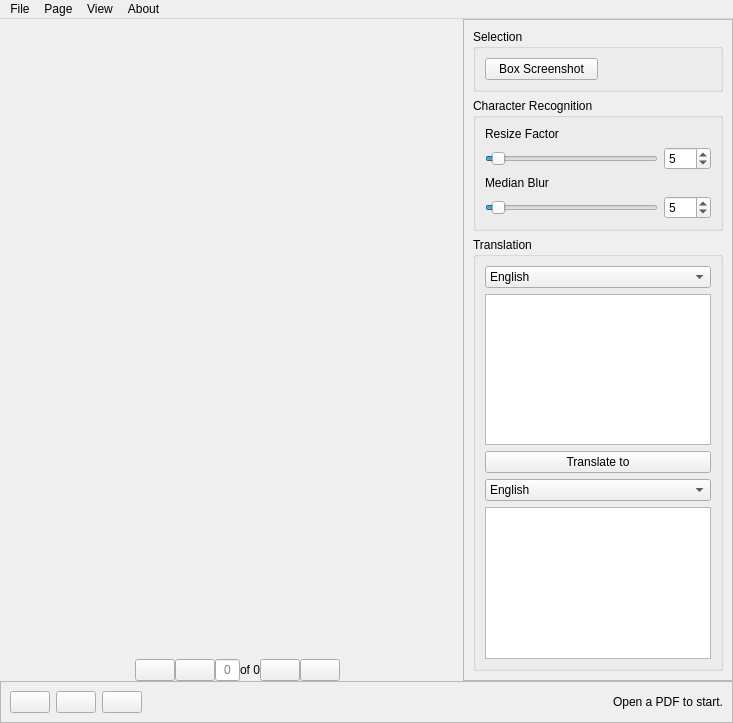
Old version of the form comic-lens/form.ui in the repository kylekce/Comic-Lens.
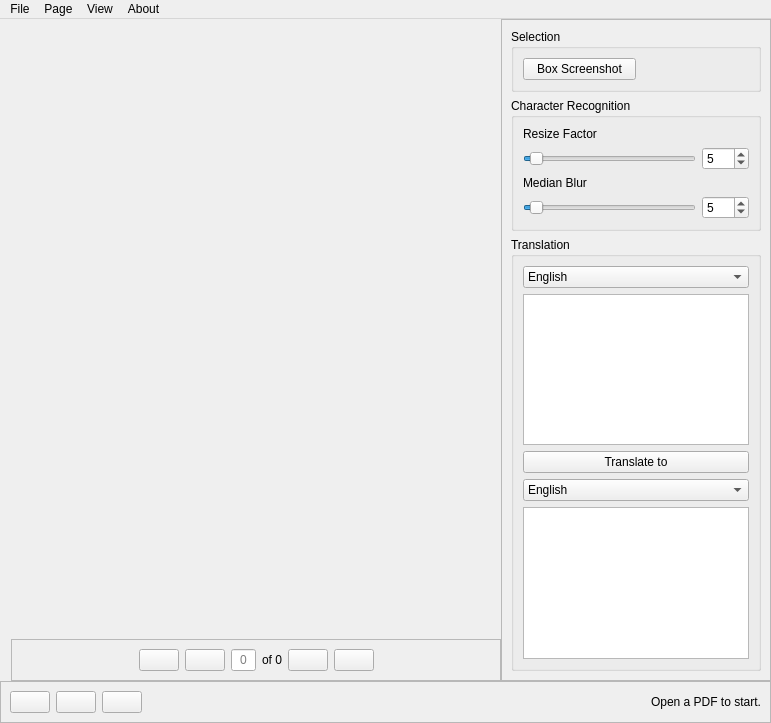
New version of the form. Icons and pictures are not drawn.

Patch:
```diff
--- a/comic-lens/form.ui
+++ b/comic-lens/form.ui
@@ -6,7 +6,7 @@
    <rect>
     <x>0</x>
     <y>0</y>
-    <width>733</width>
+    <width>766</width>
     <height>723</height>
    </rect>
   </property>
@@ -71,13 +71,22 @@
            <number>0</number>
           </property>
           <item>
+           <widget class="QFrame" name="page_navigation_frame">
+            <property name="frameShape">
+             <enum>QFrame::StyledPanel</enum>
+            </property>
+            <property name="frameShadow">
+             <enum>QFrame::Raised</enum>
+            </property>
+            <layout class="QHBoxLayout" name="horizontalLayout_5">
+             <item>
            <spacer name="horizontalSpacer_3">
             <property name="orientation">
              <enum>Qt::Horizontal</enum>
             </property>
             <property name="sizeHint" stdset="0">
              <size>
-              <width>40</width>
+                 <width>103</width>
               <height>20</height>
              </size>
             </property>
@@ -205,11 +214,14 @@
             </property>
             <property name="sizeHint" stdset="0">
              <size>
-              <width>40</width>
+                 <width>102</width>
               <height>20</height>
              </size>
             </property>
            </spacer>
+             </item>
+            </layout>
+           </widget>
           </item>
          </layout>
         </item>
@@ -625,7 +637,7 @@
     <rect>
      <x>0</x>
      <y>0</y>
-     <width>733</width>
+     <width>766</width>
      <height>25</height>
     </rect>
    </property>
```
Lines whose indentation alone changed are shown as unchanged.
